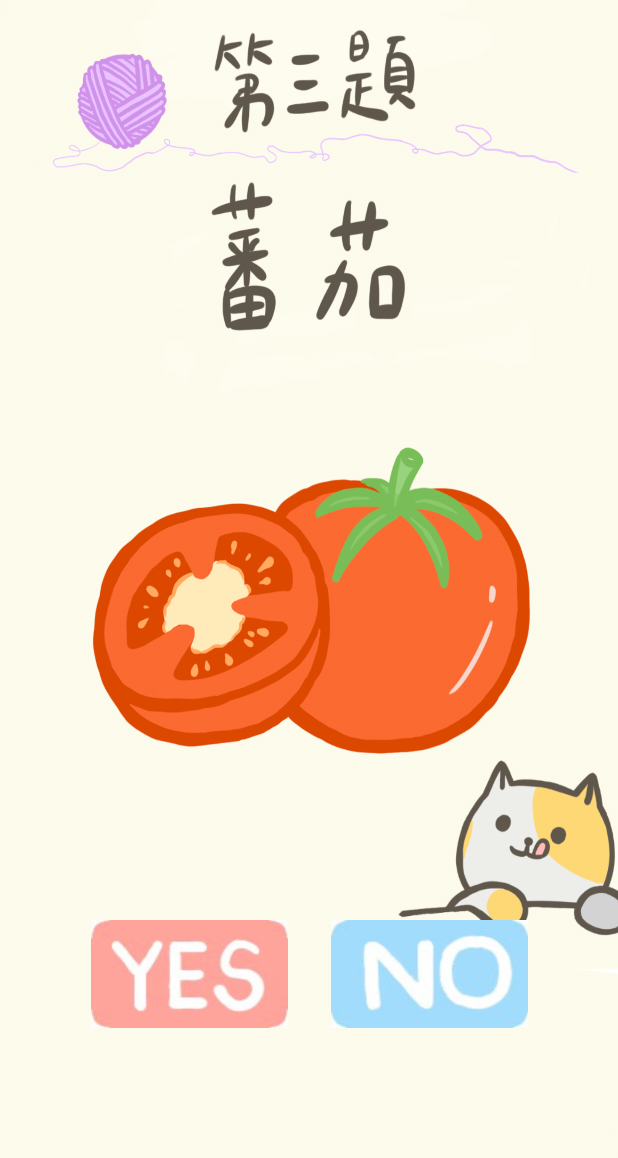
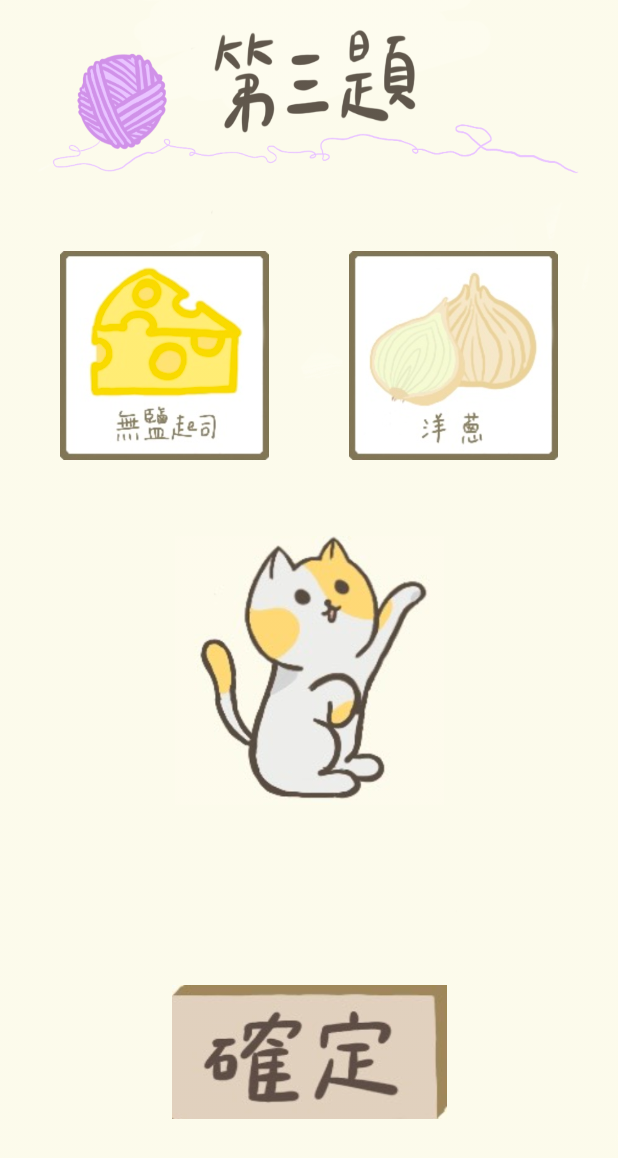
Before and after one commit to s410903482/catgame, an Android app: the page3 screen opened directly, with no data from a screen before it, on a phone screen of 412 x 824 dp. Shown: the top 1158 px of the screen. Run offline under Robolectric (Android 15) with nearby library versions, the phone set to English and light mode, and no system bars.

Commit message:
第七次commit

```diff
--- a/app/src/main/java/tw/edu/pu/gm/s1091792/ntcatgame/page3.kt
+++ b/app/src/main/java/tw/edu/pu/gm/s1091792/ntcatgame/page3.kt
@@ -2,17 +2,38 @@ package tw.edu.pu.gm.s1091792.ntcatgame
 
 import android.content.Intent
 import android.os.Bundle
+import android.view.MotionEvent
 import android.view.View
 import androidx.appcompat.app.AppCompatActivity
+import tw.edu.pu.gm.s1091792.ntcatgame.databinding.Page2Binding
+import tw.edu.pu.gm.s1091792.ntcatgame.databinding.Page3Binding
 
-class page3 : AppCompatActivity() {
+class page3 : AppCompatActivity(), View.OnTouchListener {
+
+    lateinit var binding: Page3Binding
+
     override fun onCreate(savedInstanceState: Bundle?) {
         super.onCreate(savedInstanceState)
-        setContentView(R.layout.page3);
+        //setContentView(R.layout.page3);
+
+        binding = Page3Binding.inflate(layoutInflater)
+        setContentView(binding.root)
+
+        binding.imageView.setOnTouchListener(this)
+        binding.imageView2.setOnTouchListener(this)
 
         Intent(this, MusicService::class.java).also { intent ->
             startService(intent)
         }
+    }
+
+    override fun onTouch(v: View?, event: MotionEvent?): Boolean {
+
+        if (event?.action == MotionEvent.ACTION_MOVE){
+            v?.x = event.rawX- v!!.width/2
+            v?.y = event.rawY- v!!.width/2
+        }
+        return true
     }
 
     fun swac(view: View){
--- a/app/src/main/res/layout/page3.xml
+++ b/app/src/main/res/layout/page3.xml
@@ -4,37 +4,56 @@
     xmlns:tools="http://schemas.android.com/tools"
     android:layout_width="match_parent"
     android:layout_height="match_parent"
-    android:background="@drawable/nq2">
+    android:background="@drawable/three">
+
+    <ImageView
+        android:id="@+id/imageView"
+        android:layout_width="139dp"
+        android:layout_height="154dp"
+        android:layout_marginStart="40dp"
+        android:layout_marginTop="160dp"
+        app:layout_constraintStart_toStartOf="parent"
+        app:layout_constraintTop_toTopOf="parent"
+        app:srcCompat="@drawable/x" />
+
+    <ImageView
+        android:id="@+id/imageView2"
+        android:layout_width="139dp"
+        android:layout_height="154dp"
+        android:layout_marginTop="160dp"
+        android:layout_marginEnd="40dp"
+        app:layout_constraintEnd_toEndOf="parent"
+        app:layout_constraintTop_toTopOf="parent"
+        app:srcCompat="@drawable/y" />
+
+    <ImageView
+        android:id="@+id/imageView3"
+        android:layout_width="179dp"
+        android:layout_height="182dp"
+        android:layout_marginStart="116dp"
+        android:layout_marginTop="356dp"
+        android:layout_marginEnd="116dp"
+        app:layout_constraintEnd_toEndOf="parent"
+        app:layout_constraintStart_toStartOf="parent"
+        app:layout_constraintTop_toTopOf="parent"
+        app:srcCompat="@drawable/cat" />
 
     <ImageButton
-        android:id="@+id/button3"
-        android:layout_width="131dp"
-        android:layout_height="72dp"
-        android:layout_marginStart="60dp"
-        android:layout_marginTop="521dp"
-        android:layout_marginEnd="220dp"
-        android:layout_marginBottom="47dp"
-        android:background="@drawable/yes"
+        android:id="@+id/btn_sure"
+        android:layout_width="183dp"
+        android:layout_height="89dp"
+        android:layout_marginStart="160dp"
+        android:layout_marginTop="530dp"
+        android:layout_marginEnd="160dp"
+        android:layout_marginBottom="10dp"
+        android:background="@drawable/sure"
         android:onClick="swac"
-        android:text="Button"
+        android:text="no"
+        android:visibility="visible"
         app:layout_constraintBottom_toBottomOf="parent"
         app:layout_constraintEnd_toEndOf="parent"
         app:layout_constraintStart_toStartOf="parent"
-        app:layout_constraintTop_toTopOf="parent" />
-    <ImageButton
-        android:id="@+id/button4"
-        android:layout_width="131dp"
-        android:layout_height="72dp"
-        android:layout_marginStart="220dp"
-        android:layout_marginTop="521dp"
-        android:layout_marginEnd="60dp"
-        android:layout_marginBottom="47dp"
-        android:background="@drawable/no"
-        android:onClick="swac"
-        android:text="Button"
-        app:layout_constraintBottom_toBottomOf="parent"
-        app:layout_constraintEnd_toEndOf="parent"
-        app:layout_constraintStart_toStartOf="parent"
-        app:layout_constraintTop_toTopOf="parent" />
+        app:layout_constraintTop_toTopOf="parent"
+        app:layout_constraintVertical_bias="0.65" />
 
 </androidx.constraintlayout.widget.ConstraintLayout>
```
Also changed, not shown: app/src/main/java/tw/edu/pu/gm/s1091792/ntcatgame/page1.kt (+22 -2 lines), app/src/main/java/tw/edu/pu/gm/s1091792/ntcatgame/page2.kt (+23 -2 lines), app/src/main/res/layout/activity_main.xml (+6 -5 lines), app/src/main/res/layout/end.xml (+6 -5 lines), app/src/main/res/layout/explain1.xml (+6 -5 lines), app/src/main/res/layout/explain2.xml (+7 -6 lines), app/src/main/res/layout/explain3.xml (+7 -6 lines), app/src/main/res/layout/intro.xml (+7 -6 lines), app/src/main/res/layout/page1.xml (+42 -26 lines), app/src/main/res/layout/page2.xml (+39 -24 lines), app/src/main/res/drawable/explain2.png (added), app/src/main/res/drawable/explain3.png (added), app/src/main/res/drawable/firstround.png (added), app/src/main/res/drawable/introduce.jpg (added), 2 more files.
